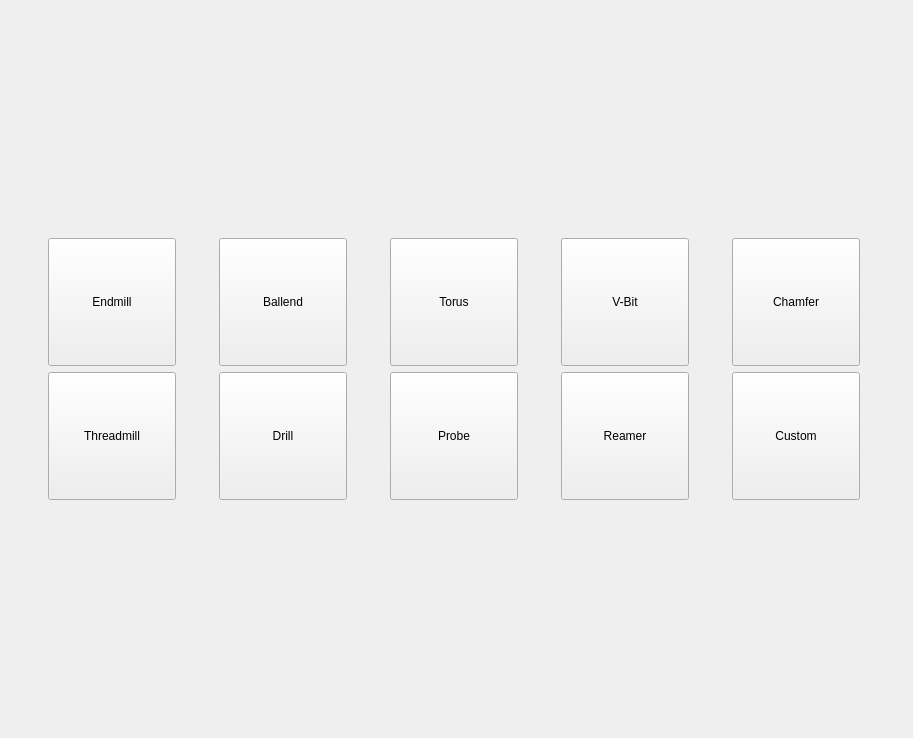
Before: the Qt Designer form btl/ui/shapeselector.ui in knipknap/better-tool-library, drawn with Qt 5.
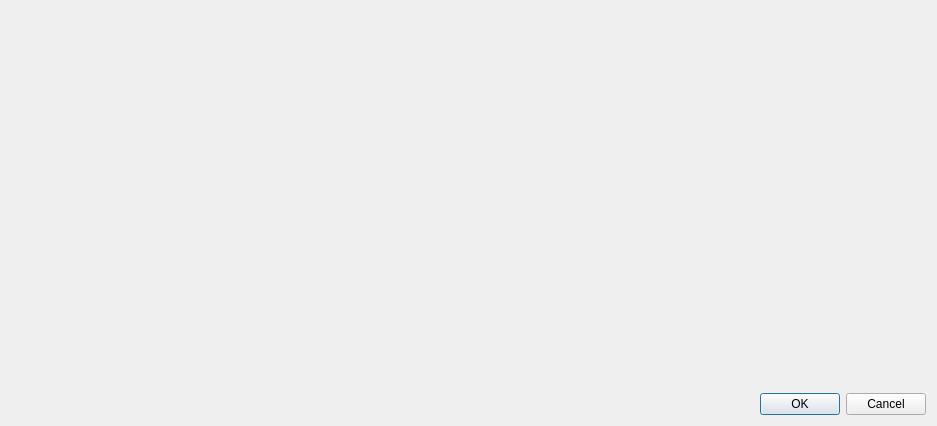
After: the same form once the commit is applied. Icons and pictures are not drawn.

Commit message: add initial shape selector dialog. still work to be done

Diff of the .ui file:
```diff
--- a/btl/ui/shapeselector.ui
+++ b/btl/ui/shapeselector.ui
@@ -1,442 +1,29 @@
 <?xml version="1.0" encoding="UTF-8"?>
 <ui version="4.0">
- <class>Form</class>
- <widget class="QWidget" name="Form">
+ <class>ShapeSelector</class>
+ <widget class="QDialog" name="ShapeSelector">
   <property name="geometry">
    <rect>
     <x>0</x>
     <y>0</y>
-    <width>913</width>
-    <height>738</height>
+    <width>937</width>
+    <height>426</height>
    </rect>
   </property>
   <property name="windowTitle">
    <string>Form</string>
   </property>
-  <layout class="QVBoxLayout" name="verticalLayout">
-   <item>
-    <layout class="QVBoxLayout" name="verticalLayout_2">
-     <item>
-      <layout class="QGridLayout" name="gridLayout">
-       <item row="0" column="0">
-        <widget class="QToolButton" name="endmillButton">
-         <property name="minimumSize">
-          <size>
-           <width>128</width>
-           <height>128</height>
-          </size>
-         </property>
-         <property name="baseSize">
-          <size>
-           <width>128</width>
-           <height>128</height>
-          </size>
-         </property>
-         <property name="layoutDirection">
-          <enum>Qt::LeftToRight</enum>
-         </property>
-         <property name="autoFillBackground">
-          <bool>false</bool>
-         </property>
-         <property name="styleSheet">
-          <string notr="true"/>
-         </property>
-         <property name="text">
-          <string>Endmill</string>
-         </property>
-         <property name="icon">
-          <iconset>
-           <normaloff>../../../Images/Tools/endmill.svg</normaloff>../../../Images/Tools/endmill.svg</iconset>
-         </property>
-         <property name="iconSize">
-          <size>
-           <width>96</width>
-           <height>96</height>
-          </size>
-         </property>
-         <property name="toolButtonStyle">
-          <enum>Qt::ToolButtonTextUnderIcon</enum>
-         </property>
-        </widget>
-       </item>
-       <item row="0" column="1">
-        <widget class="QToolButton" name="ballendButton">
-         <property name="minimumSize">
-          <size>
-           <width>128</width>
-           <height>128</height>
-          </size>
-         </property>
-         <property name="baseSize">
-          <size>
-           <width>128</width>
-           <height>128</height>
-          </size>
-         </property>
-         <property name="layoutDirection">
-          <enum>Qt::LeftToRight</enum>
-         </property>
-         <property name="autoFillBackground">
-          <bool>false</bool>
-         </property>
-         <property name="styleSheet">
-          <string notr="true"/>
-         </property>
-         <property name="text">
-          <string>Ballend</string>
-         </property>
-         <property name="icon">
-          <iconset>
-           <normaloff>../../../Images/Tools/ballend.svg</normaloff>../../../Images/Tools/ballend.svg</iconset>
-         </property>
-         <property name="iconSize">
-          <size>
-           <width>96</width>
-           <height>96</height>
-          </size>
-         </property>
-         <property name="toolButtonStyle">
-          <enum>Qt::ToolButtonTextUnderIcon</enum>
-         </property>
-        </widget>
-       </item>
-       <item row="0" column="2">
-        <widget class="QToolButton" name="torusButton">
-         <property name="minimumSize">
-          <size>
-           <width>128</width>
-           <height>128</height>
-          </size>
-         </property>
-         <property name="baseSize">
-          <size>
-           <width>128</width>
-           <height>128</height>
-          </size>
-         </property>
-         <property name="layoutDirection">
-          <enum>Qt::LeftToRight</enum>
-         </property>
-         <property name="autoFillBackground">
-          <bool>false</bool>
-         </property>
-         <property name="styleSheet">
-          <string notr="true"/>
-         </property>
-         <property name="text">
-          <string>Torus</string>
-         </property>
-         <property name="icon">
-          <iconset>
-           <normaloff>../../../Images/Tools/torus.svg</normaloff>../../../Images/Tools/torus.svg</iconset>
-         </property>
-         <property name="iconSize">
-          <size>
-           <width>96</width>
-           <height>96</height>
-          </size>
-         </property>
-         <property name="toolButtonStyle">
-          <enum>Qt::ToolButtonTextUnderIcon</enum>
-         </property>
-        </widget>
-       </item>
-       <item row="0" column="3">
-        <widget class="QToolButton" name="vbitButton">
-         <property name="minimumSize">
-          <size>
-           <width>128</width>
-           <height>128</height>
-          </size>
-         </property>
-         <property name="baseSize">
-          <size>
-           <width>128</width>
-           <height>128</height>
-          </size>
-         </property>
-         <property name="layoutDirection">
-          <enum>Qt::LeftToRight</enum>
-         </property>
-         <property name="autoFillBackground">
-          <bool>false</bool>
-         </property>
-         <property name="styleSheet">
-          <string notr="true"/>
-         </property>
-         <property name="text">
-          <string>V-Bit</string>
-         </property>
-         <property name="icon">
-          <iconset>
-           <normaloff>../../../Images/Tools/v-bit.svg</normaloff>../../../Images/Tools/v-bit.svg</iconset>
-         </property>
-         <property name="iconSize">
-          <size>
-           <width>96</width>
-           <height>96</height>
-          </size>
-         </property>
-         <property name="toolButtonStyle">
-          <enum>Qt::ToolButtonTextUnderIcon</enum>
-         </property>
-        </widget>
-       </item>
-       <item row="0" column="4">
-        <widget class="QToolButton" name="chamferButton">
-         <property name="minimumSize">
-          <size>
-           <width>128</width>
-           <height>128</height>
-          </size>
-         </property>
-         <property name="baseSize">
-          <size>
-           <width>128</width>
-           <height>128</height>
-          </size>
-         </property>
-         <property name="layoutDirection">
-          <enum>Qt::LeftToRight</enum>
-         </property>
-         <property name="autoFillBackground">
-          <bool>false</bool>
-         </property>
-         <property name="styleSheet">
-          <string notr="true"/>
-         </property>
-         <property name="text">
-          <string>Chamfer</string>
-         </property>
-         <property name="icon">
-          <iconset>
-           <normaloff>../../../Images/Tools/chamfer.svg</normaloff>../../../Images/Tools/chamfer.svg</iconset>
-         </property>
-         <property name="iconSize">
-          <size>
-           <width>96</width>
-           <height>96</height>
-          </size>
-         </property>
-         <property name="toolButtonStyle">
-          <enum>Qt::ToolButtonTextUnderIcon</enum>
-         </property>
-        </widget>
-       </item>
-       <item row="1" column="3">
-        <widget class="QToolButton" name="reamerButton">
-         <property name="minimumSize">
-          <size>
-           <width>128</width>
-           <height>128</height>
-          </size>
-         </property>
-         <property name="baseSize">
-          <size>
-           <width>128</width>
-           <height>128</height>
-          </size>
-         </property>
-         <property name="layoutDirection">
-          <enum>Qt::LeftToRight</enum>
-         </property>
-         <property name="autoFillBackground">
-          <bool>false</bool>
-         </property>
-         <property name="styleSheet">
-          <string notr="true"/>
-         </property>
-         <property name="text">
-          <string>Reamer</string>
-         </property>
-         <property name="icon">
-          <iconset>
-           <normaloff>../../../Images/Tools/reamer.svg</normaloff>../../../Images/Tools/reamer.svg</iconset>
-         </property>
-         <property name="iconSize">
-          <size>
-           <width>96</width>
-           <height>96</height>
-          </size>
-         </property>
-         <property name="toolButtonStyle">
-          <enum>Qt::ToolButtonTextUnderIcon</enum>
-         </property>
-        </widget>
-       </item>
-       <item row="1" column="2">
-        <widget class="QToolButton" name="probeButton">
-         <property name="minimumSize">
-          <size>
-           <width>128</width>
-           <height>128</height>
-          </size>
-         </property>
-         <property name="baseSize">
-          <size>
-           <width>128</width>
-           <height>128</height>
-          </size>
-         </property>
-         <property name="layoutDirection">
-          <enum>Qt::LeftToRight</enum>
-         </property>
-         <property name="autoFillBackground">
-          <bool>false</bool>
-         </property>
-         <property name="styleSheet">
-          <string notr="true"/>
-         </property>
-         <property name="text">
-          <string>Probe</string>
-         </property>
-         <property name="icon">
-          <iconset>
-           <normaloff>../../../Images/Tools/probe.svg</normaloff>../../../Images/Tools/probe.svg</iconset>
-         </property>
-         <property name="iconSize">
-          <size>
-           <width>96</width>
-           <height>96</height>
-          </size>
-         </property>
-         <property name="toolButtonStyle">
-          <enum>Qt::ToolButtonTextUnderIcon</enum>
-         </property>
-        </widget>
-       </item>
-       <item row="1" column="1">
-        <widget class="QToolButton" name="drillButton">
-         <property name="minimumSize">
-          <size>
-           <width>128</width>
-           <height>128</height>
-          </size>
-         </property>
-         <property name="baseSize">
-          <size>
-           <width>128</width>
-           <height>128</height>
-          </size>
-         </property>
-         <property name="layoutDirection">
-          <enum>Qt::LeftToRight</enum>
-         </property>
-         <property name="autoFillBackground">
-          <bool>false</bool>
-         </property>
-         <property name="styleSheet">
-          <string notr="true"/>
-         </property>
-         <property name="text">
-          <string>Drill</string>
-         </property>
-         <property name="icon">
-          <iconset>
-           <normaloff>../../../Images/Tools/drill.svg</normaloff>../../../Images/Tools/drill.svg</iconset>
-         </property>
-         <property name="iconSize">
-          <size>
-           <width>96</width>
-           <height>96</height>
-          </size>
-         </property>
-         <property name="toolButtonStyle">
-          <enum>Qt::ToolButtonTextUnderIcon</enum>
-         </property>
-        </widget>
-       </item>
-       <item row="1" column="0">
-        <widget class="QToolButton" name="threadMillButton">
-         <property name="minimumSize">
-          <size>
-           <width>128</width>
-           <height>128</height>
-          </size>
-         </property>
-         <property name="baseSize">
-          <size>
-           <width>128</width>
-           <height>128</height>
-          </size>
-         </property>
-         <property name="layoutDirection">
-          <enum>Qt::LeftToRight</enum>
-         </property>
-         <property name="autoFillBackground">
-          <bool>false</bool>
-         </property>
-         <property name="styleSheet">
-          <string notr="true"/>
-         </property>
-         <property name="text">
-          <string>Threadmill</string>
-         </property>
-         <property name="icon">
-          <iconset>
-           <normaloff>../../../Images/Tools/threadmill.svg</normaloff>../../../Images/Tools/threadmill.svg</iconset>
-         </property>
-         <property name="iconSize">
-          <size>
-           <width>96</width>
-           <height>96</height>
-          </size>
-         </property>
-         <property name="toolButtonStyle">
-          <enum>Qt::ToolButtonTextUnderIcon</enum>
-         </property>
-        </widget>
-       </item>
-       <item row="1" column="4">
-        <widget class="QToolButton" name="customButton">
-         <property name="sizePolicy">
-          <sizepolicy hsizetype="Fixed" vsizetype="Fixed">
-           <horstretch>0</horstretch>
-           <verstretch>0</verstretch>
-          </sizepolicy>
-         </property>
-         <property name="minimumSize">
-          <size>
-           <width>128</width>
-           <height>128</height>
-          </size>
-         </property>
-         <property name="baseSize">
-          <size>
-           <width>128</width>
-           <height>128</height>
-          </size>
-         </property>
-         <property name="layoutDirection">
-          <enum>Qt::LeftToRight</enum>
-         </property>
-         <property name="autoFillBackground">
-          <bool>false</bool>
-         </property>
-         <property name="styleSheet">
-          <string notr="true"/>
-         </property>
-         <property name="text">
-          <string>Custom</string>
-         </property>
-         <property name="icon">
-          <iconset>
-           <normaloff>../../../Images/Tools/custom.svg</normaloff>../../../Images/Tools/custom.svg</iconset>
-         </property>
-         <property name="iconSize">
-          <size>
-           <width>96</width>
-           <height>96</height>
-          </size>
-         </property>
-         <property name="toolButtonStyle">
-          <enum>Qt::ToolButtonTextUnderIcon</enum>
-         </property>
-        </widget>
-       </item>
-      </layout>
-     </item>
-    </layout>
+  <layout class="QGridLayout" name="gridLayout">
+   <item row="0" column="0">
+    <widget class="QWidget" name="shapeGrid">
+    </widget>
+   </item>
+   <item row="1" column="0">
+    <widget class="QDialogButtonBox" name="buttonBox">
+     <property name="standardButtons">
+      <set>QDialogButtonBox::Cancel|QDialogButtonBox::Ok</set>
+     </property>
+    </widget>
    </item>
   </layout>
  </widget>
```
Left out of the diff: 2 changed lines with no effect on the pictures. The commit also changes 6 other files.
